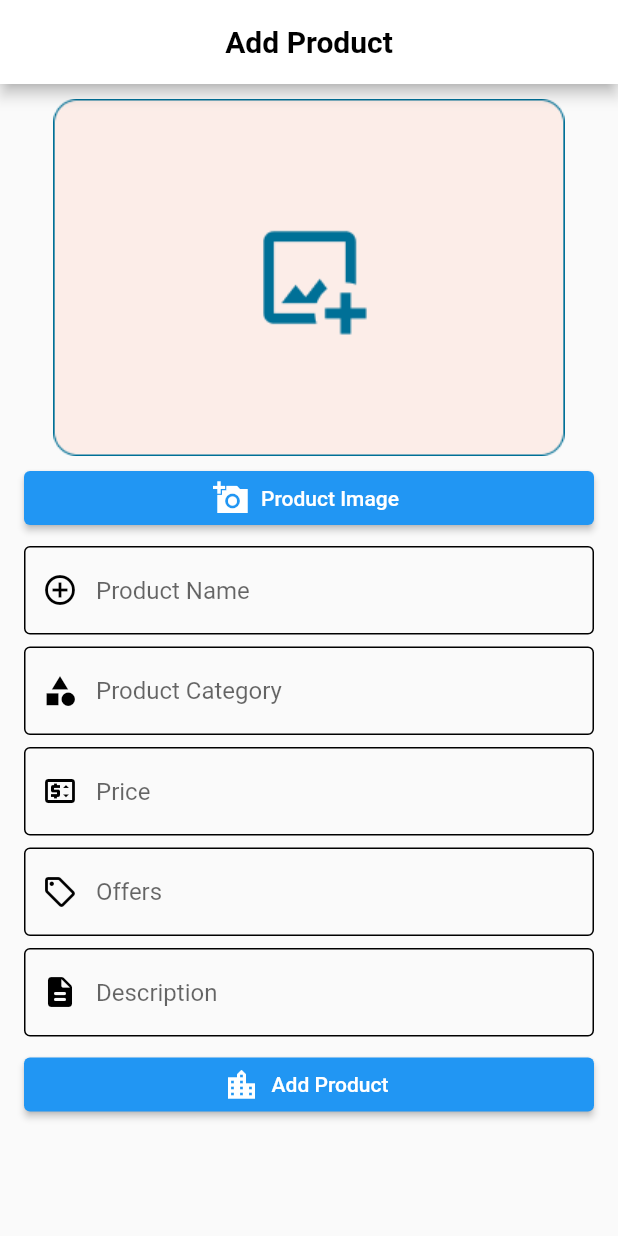
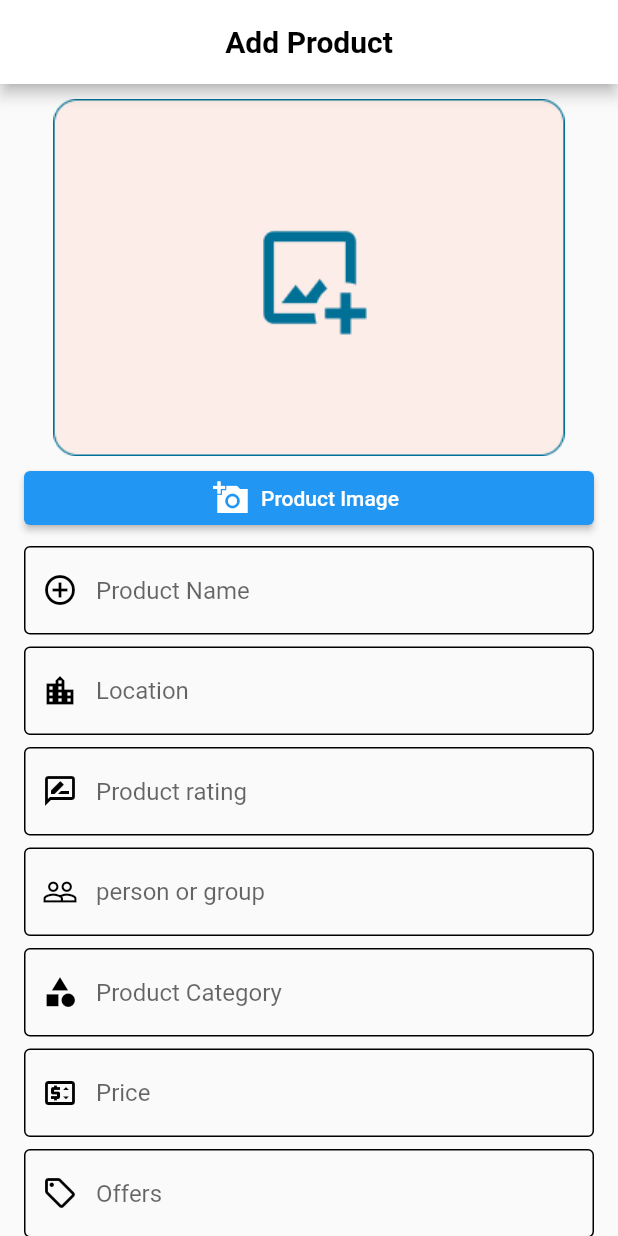
Before and after one commit to KryssNa/TripDash, a Flutter app: the screen it shows after launch, on a phone screen of 412 x 824 dp. Run offline on Flutter 3.47's test engine with Material 2 defaults, Android fonts, the phone set to English and light mode, and no system bars; our stand-ins replace cloud_firestore, firebase_auth, firebase_core, firebase_storage, get, image_picker; accounts and stored records are empty.

Commit message:
added new text box for the variables

```diff
--- a/lib/Screens/AdminScreen/AddProduct.dart
+++ b/lib/Screens/AdminScreen/AddProduct.dart
@@ -225,10 +225,82 @@ class _AddProductState extends State<AddProduct> {
                 ),
                 child: TextFormField(
                   style: TextStyle(color: Colors.black),
+                  controller: product_location,
+                  validator: (value) {
+                    if (value?.isEmpty ?? true) {
+                      return 'Please enter a product location';
+                    }
+                    return null;
+                  },
+                  decoration: InputDecoration(
+                    enabledBorder: OutlineInputBorder(),
+                    prefixIcon: Icon(
+                      Icons.location_city_outlined,
+                      color: Colors.black,
+                    ),
+                    hintText: "Location",
+                  ),
+                ),
+              ),
+              Padding(
+                padding: const EdgeInsets.symmetric(
+                  horizontal: 16.0,
+                  vertical: 4.0,
+                ),
+                child: TextFormField(
+                  style: TextStyle(color: Colors.black),
+                  controller: product_rating,
+                  validator: (value) {
+                    if (value?.isEmpty ?? true) {
+                      return 'Please enter a product rating';
+                    }
+                    return null;
+                  },
+                  decoration: InputDecoration(
+                    enabledBorder: OutlineInputBorder(),
+                    prefixIcon: Icon(
+                      Icons.rate_review_outlined,
+                      color: Colors.black,
+                    ),
+                    hintText: "Product rating",
+                  ),
+                ),
+              ),
+              Padding(
+                padding: const EdgeInsets.symmetric(
+                  horizontal: 16.0,
+                  vertical: 4.0,
+                ),
+                child: TextFormField(
+                  style: TextStyle(color: Colors.black),
+                  controller: product_people,
+                  validator: (value) {
+                    if (value?.isEmpty ?? true) {
+                      return 'Please enter a product is for a group or individual';
+                    }
+                    return null;
+                  },
+                  decoration: InputDecoration(
+                    enabledBorder: OutlineInputBorder(),
+                    prefixIcon: Icon(
+                      Icons.people_outline,
+                      color: Colors.black,
+                    ),
+                    hintText: "person or group",
+                  ),
+                ),
+              ),
+              Padding(
+                padding: const EdgeInsets.symmetric(
+                  horizontal: 16.0,
+                  vertical: 4.0,
+                ),
+                child: TextFormField(
+                  style: TextStyle(color: Colors.black),
                   controller: product_category,
                   validator: (String? value) {
                     if (value == null || value.isEmpty) {
-                      return "Product Location is required";
+                      return "Product Category is required";
                     }
                   },
                   decoration: InputDecoration(
```
